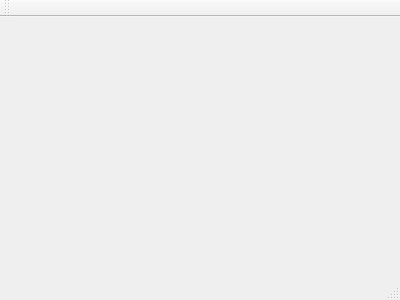
Qt form SecondDay2/mainwindow1.ui (VonsName/QTStudy) before a commit.
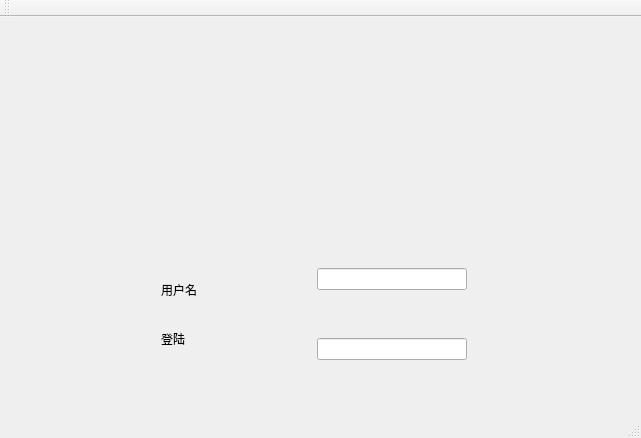
The same form after that commit. Icons and pictures are not drawn.

Diff of the .ui file:
```diff
--- a/SecondDay2/mainwindow1.ui
+++ b/SecondDay2/mainwindow1.ui
@@ -1,24 +1,130 @@
 <ui version="4.0">
  <class>MainWindow1</class>
- <widget class="QMainWindow" name="MainWindow1" >
-  <property name="geometry" >
+ <widget class="QMainWindow" name="MainWindow1">
+  <property name="geometry">
    <rect>
     <x>0</x>
     <y>0</y>
-    <width>400</width>
-    <height>300</height>
+    <width>641</width>
+    <height>438</height>
    </rect>
   </property>
   <property name="windowTitle" >
    <string>MainWindow1</string>
   </property>
-  <widget class="QMenuBar" name="menuBar" />
-  <widget class="QToolBar" name="mainToolBar" />
-  <widget class="QWidget" name="centralWidget" />
-  <widget class="QStatusBar" name="statusBar" />
+  <widget class="QWidget" name="centralWidget">
+   <property name="sizePolicy">
+    <sizepolicy hsizetype="Preferred" vsizetype="Expanding">
+     <horstretch>0</horstretch>
+     <verstretch>0</verstretch>
+    </sizepolicy>
+   </property>
+   <layout class="QGridLayout" name="gridLayout">
+    <item row="0" column="3">
+     <widget class="QLabel" name="label">
+      <property name="maximumSize">
+       <size>
+        <width>150</width>
+        <height>150</height>
+       </size>
+      </property>
+      <property name="text">
+       <string/>
+      </property>
+      <property name="pixmap">
+       <pixmap>../SecondDay/image/0.jpg</pixmap>
+      </property>
+      <property name="scaledContents">
+       <bool>true</bool>
+      </property>
+     </widget>
+    </item>
+    <item row="2" column="2">
+     <widget class="QLineEdit" name="lineEdit_2"/>
+    </item>
+    <item row="1" column="2">
+     <widget class="QLineEdit" name="lineEdit"/>
+    </item>
+    <item row="1" column="1" rowspan="2">
+     <layout class="QVBoxLayout" name="verticalLayout">
+      <item>
+       <widget class="QLabel" name="label_3">
+        <property name="text">
+         <string>用户名</string>
+        </property>
+       </widget>
+      </item>
+      <item>
+       <widget class="QLabel" name="label_2">
+        <property name="text">
+         <string>登陆</string>
+        </property>
+       </widget>
+      </item>
+     </layout>
+    </item>
+    <item row="0" column="4">
+     <spacer name="horizontalSpacer">
+      <property name="orientation">
+       <enum>Qt::Horizontal</enum>
+      </property>
+      <property name="sizeHint" stdset="0">
+       <size>
+        <width>40</width>
+        <height>20</height>
+       </size>
+      </property>
+     </spacer>
+    </item>
+    <item row="0" column="1">
+     <spacer name="horizontalSpacer_2">
+      <property name="orientation">
+       <enum>Qt::Horizontal</enum>
+      </property>
+      <property name="sizeHint" stdset="0">
+       <size>
+        <width>40</width>
+        <height>20</height>
+       </size>
+      </property>
+     </spacer>
+    </item>
+    <item row="1" column="0">
+     <spacer name="horizontalSpacer_3">
+      <property name="orientation">
+       <enum>Qt::Horizontal</enum>
+      </property>
+      <property name="sizeHint" stdset="0">
+       <size>
+        <width>40</width>
+        <height>20</height>
+       </size>
+      </property>
+     </spacer>
+    </item>
+   </layout>
+  </widget>
+  <widget class="QMenuBar" name="menuBar">
+   <property name="geometry">
+    <rect>
+     <x>0</x>
+     <y>0</y>
+     <width>641</width>
+     <height>26</height>
+    </rect>
+   </property>
+  </widget>
+  <widget class="QToolBar" name="mainToolBar">
+   <attribute name="toolBarArea">
+    <enum>TopToolBarArea</enum>
+   </attribute>
+   <attribute name="toolBarBreak">
+    <bool>false</bool>
+   </attribute>
+  </widget>
+  <widget class="QStatusBar" name="statusBar"/>
  </widget>
- <layoutDefault spacing="6" margin="11" />
- <pixmapfunction></pixmapfunction>
+ <layoutdefault spacing="6" margin="11"/>
  <resources/>
  <connections/>
 </ui>
```
Left out of the diff: 3 changed lines with no effect on the pictures.
